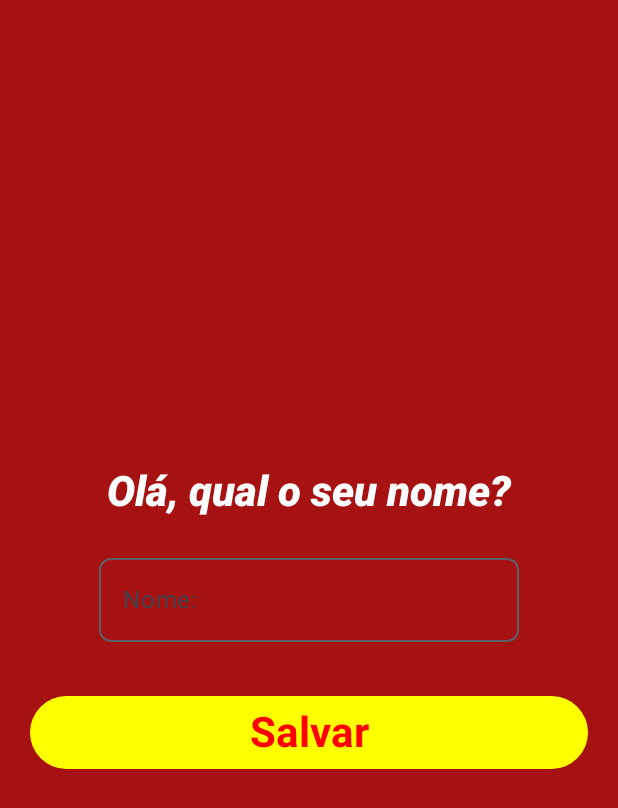
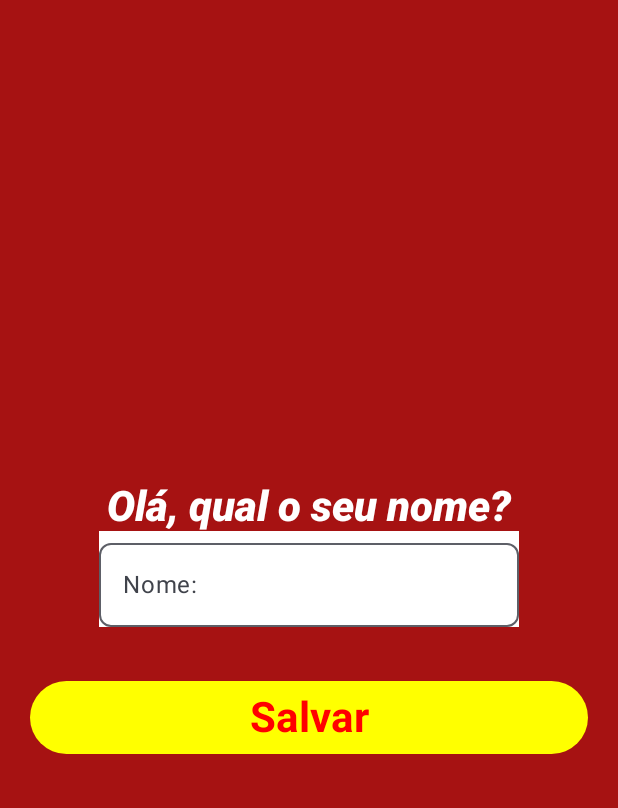
Before and after one commit to J0aoPedr0/SorveteriaDeliciaGelada, an Android app built with Jetpack Compose: the composable HomeScreen shown on its own in the app's theme, after a tap on "Salvar", on a phone screen of 412 x 824 dp. Shown: the top 808 px of the screen. Run offline under Robolectric (Android 15) with nearby library versions, the phone set to English and light mode, and no system bars.

```diff
--- /dev/null
+++ b/app/src/main/java/com/example/sorveteriadelciagelada/CardInfo.kt
@@ -0,0 +1,5 @@
+package com.example.sorveteriadelciagelada
+
+data class CardInfo(
+    val product:String
+)
--- /dev/null
+++ b/app/src/main/java/com/example/sorveteriadelciagelada/ScreensHome.kt
@@ -0,0 +1,6 @@
+package com.example.sorveteriadelciagelada
+
+object ScreensHome {
+    val homeScreen = "home_screen"
+    val ItemsScreen = "items_screen"
+}
--- a/app/src/main/java/com/example/sorveteriadelciagelada/HomeScreen.kt
+++ b/app/src/main/java/com/example/sorveteriadelciagelada/uiScreens/HomeScreen.kt
@@ -1,5 +1,6 @@
-package com.example.sorveteriadelciagelada
+package com.example.sorveteriadelciagelada.uiScreens
 
+import android.widget.Toast
 import androidx.compose.foundation.background
 import androidx.compose.foundation.layout.Arrangement
 import androidx.compose.foundation.layout.Column
@@ -20,6 +21,7 @@ import androidx.compose.runtime.setValue
 import androidx.compose.ui.Alignment
 import androidx.compose.ui.Modifier
 import androidx.compose.ui.graphics.Color
+import androidx.compose.ui.platform.LocalContext
 import androidx.compose.ui.res.colorResource
 import androidx.compose.ui.text.TextStyle
 import androidx.compose.ui.text.font.FontStyle
@@ -27,20 +29,22 @@ import androidx.compose.ui.text.font.FontWeight
 import androidx.compose.ui.text.input.ImeAction
 import androidx.compose.ui.unit.dp
 import androidx.compose.ui.unit.sp
-import androidx.navigation.NavController
+import androidx.navigation.NavHostController
+import com.example.sorveteriadelciagelada.R
+import com.example.sorveteriadelciagelada.ScreensHome
 
 @Composable
-fun HomeScreen(navController: NavController) {
+fun HomeScreen(navController: NavHostController) {
     var textName by remember {
-        mutableStateOf("")
-    }
+        mutableStateOf("")}
+    var context = LocalContext.current
+
     Column(
         modifier = Modifier
             .fillMaxSize()
             .background(colorResource(id = R.color.dark_red)),
         verticalArrangement = Arrangement.Center,
-        horizontalAlignment = Alignment.CenterHorizontally
-    ) {
+        horizontalAlignment = Alignment.CenterHorizontally) {
 
         Text(
             text = "Olá, qual o seu nome?",
@@ -54,21 +58,27 @@ fun HomeScreen(navController: NavController) {
 
         OutlinedTextField(
             value = textName,
-            onValueChange = { text -> textName = text },
+            onValueChange = { text -> textName = text
+            },
             label = { Text(text = "Nome:") },
             placeholder = { Text(text = "Nome:") },
             shape = RoundedCornerShape(8.dp),
             keyboardOptions = KeyboardOptions(imeAction = ImeAction.Done),
             modifier = Modifier
-                .padding(top = 20.dp)
-                )
-
+                .background(Color.White)
+        )
         Button(
-            onClick = {navController.navigate("screen_B")},
-            Modifier
+            onClick = {
+                if (textName.isBlank()) Toast.makeText(context, "Coloque um nome!",
+                    Toast.LENGTH_SHORT).show()
+                else{
+                    navController.navigate(ScreensHome.ItemsScreen + "/$textName")
+                }
+                      },
+            colors = ButtonDefaults.buttonColors(Color.Yellow),
+            modifier = Modifier
                 .padding(top = 36.dp, start = 20.dp, end = 20.dp)
-                .fillMaxWidth(),
-            colors = ButtonDefaults.buttonColors(Color.Yellow)
+                .fillMaxWidth()
         ) {
             Text(
                 text = "Salvar",
@@ -76,7 +86,7 @@ fun HomeScreen(navController: NavController) {
                     color = Color.Red,
                     fontSize = 28.sp,
                     fontWeight = FontWeight.Bold
-                )
+                ),
             )
         }
     }
```
Also changed, not shown: app/src/main/java/com/example/sorveteriadelciagelada/ItemsScreen.kt (deleted, +0 -10 lines), app/src/main/java/com/example/sorveteriadelciagelada/MainActivity.kt (+17 -6 lines), app/src/main/java/com/example/sorveteriadelciagelada/uiScreens/ItemsScreen.kt (added, +69 -0 lines).
